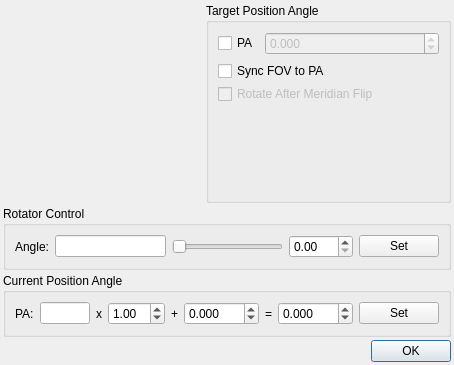
This is kstars/ekos/capture/rotatorsettings.ui in KDE/kstars as Qt 5 draws it before an edit. The edited form follows.
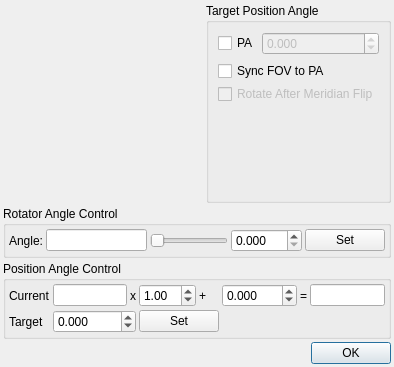
This is the edited form. Custom widgets are drawn as their Qt base class.

Commit message: Various fixes for rotation control

What changed in the file:
```diff
--- a/kstars/ekos/capture/rotatorsettings.ui
+++ b/kstars/ekos/capture/rotatorsettings.ui
@@ -6,14 +6,17 @@
    <rect>
     <x>0</x>
     <y>0</y>
-    <width>443</width>
-    <height>345</height>
+    <width>382</width>
+    <height>357</height>
    </rect>
   </property>
   <property name="windowTitle">
    <string>Rotator Settings</string>
   </property>
-  <layout class="QGridLayout" name="gridLayout_3">
+  <layout class="QVBoxLayout" name="verticalLayout_4">
+   <property name="spacing">
+    <number>3</number>
+   </property>
    <property name="leftMargin">
     <number>3</number>
    </property>
@@ -26,10 +29,12 @@
    <property name="bottomMargin">
     <number>3</number>
    </property>
+   <item>
+    <layout class="QHBoxLayout" name="horizontalLayout_4">
    <property name="spacing">
     <number>3</number>
    </property>
-   <item row="0" column="0">
+     <item>
     <widget class="QRoundProgressBar" name="rotatorGauge" native="true">
      <property name="enabled">
       <bool>false</bool>
@@ -65,14 +70,17 @@
      </layout>
     </widget>
    </item>
-   <item row="0" column="1">
-    <widget class="QGroupBox" name="groupBox_3">
+     <item>
+      <widget class="QGroupBox" name="targetPAGroup">
      <property name="title">
       <string>Target Position Angle</string>
      </property>
      <layout class="QVBoxLayout" name="verticalLayout_2">
       <item>
        <layout class="QHBoxLayout" name="horizontalLayout_2">
+          <property name="spacing">
+           <number>3</number>
+          </property>
         <item>
          <widget class="QCheckBox" name="enforceRotationCheck">
           <property name="toolTip">
@@ -156,12 +164,29 @@
      </layout>
     </widget>
    </item>
-   <item row="1" column="0" colspan="2">
-    <widget class="QGroupBox" name="groupBox">
+    </layout>
+   </item>
+   <item>
+    <widget class="QGroupBox" name="rotatorControlGroup">
      <property name="title">
-      <string>Rotator Control</string>
+      <string>Rotator Angle Control</string>
      </property>
      <layout class="QGridLayout" name="gridLayout_2">
+      <property name="leftMargin">
+       <number>3</number>
+      </property>
+      <property name="topMargin">
+       <number>3</number>
+      </property>
+      <property name="rightMargin">
+       <number>3</number>
+      </property>
+      <property name="bottomMargin">
+       <number>3</number>
+      </property>
+      <property name="spacing">
+       <number>3</number>
+      </property>
       <item row="0" column="2">
        <widget class="QSlider" name="angleSlider">
         <property name="maximum">
@@ -177,6 +202,9 @@
       </item>
       <item row="0" column="3">
        <widget class="QDoubleSpinBox" name="angleSpin">
+        <property name="decimals">
+         <number>3</number>
+        </property>
         <property name="maximum">
          <double>360.000000000000000</double>
         </property>
@@ -209,15 +237,60 @@
      </layout>
     </widget>
    </item>
-   <item row="2" column="0" colspan="2">
-    <widget class="QGroupBox" name="groupBox_2">
+   <item>
+    <widget class="QGroupBox" name="currentPAGroup">
      <property name="toolTip">
-      <string>&lt;html&gt;&lt;head/&gt;&lt;body&gt;&lt;p&gt;Position Angle (PA) is defined as degrees E of N. Zero degrees indicate frame &lt;span style=&quot; font-weight:600;&quot;&gt;UP&lt;/span&gt; points directly toward the celestial pole. 90 degrees indicate frame &lt;span style=&quot; font-weight:600;&quot;&gt;UP&lt;/span&gt; points 90 degrees clockwise with respect to the celestial pole.&lt;/p&gt;&lt;p&gt;&lt;br/&gt;&lt;/p&gt;&lt;p&gt;PA is calculated from raw rotator angle plus modifiers to match the rotation angle as measured by astrometry. Enter the modifiers manually or solve an image in the Align Module to generate them automatically.&lt;/p&gt;&lt;/body&gt;&lt;/html&gt;</string>
+      <string>&lt;html&gt;&lt;head/&gt;&lt;body&gt;&lt;p&gt;Position Angle (PA) is defined as degrees E of N. Zero degrees indicate frame &lt;span style=&quot; font-weight:600;&quot;&gt;UP&lt;/span&gt; points directly toward the celestial pole. 90 degrees indicate frame &lt;span style=&quot; font-weight:600;&quot;&gt;UP&lt;/span&gt; points 90 degrees counter-clockwise with respect to the celestial pole.&lt;/p&gt;&lt;p&gt;PA is calculated from raw rotator angle plus modifiers to match the rotation angle as measured by astrometry. Enter the modifiers manually or solve an image in the Align Module to generate them automatically.&lt;/p&gt;&lt;/body&gt;&lt;/html&gt;</string>
      </property>
      <property name="title">
-      <string>Current Position Angle</string>
+      <string>Position Angle Control</string>
      </property>
      <layout class="QGridLayout" name="gridLayout">
+      <property name="leftMargin">
+       <number>3</number>
+      </property>
+      <property name="topMargin">
+       <number>3</number>
+      </property>
+      <property name="rightMargin">
+       <number>3</number>
+      </property>
+      <property name="bottomMargin">
+       <number>3</number>
+      </property>
+      <property name="spacing">
+       <number>3</number>
+      </property>
+      <item row="0" column="0">
+       <widget class="QLabel" name="label_6">
+        <property name="text">
+         <string>Current</string>
+        </property>
+       </widget>
+      </item>
+      <item row="0" column="1">
+       <widget class="QLineEdit" name="rawAngle">
+        <property name="minimumSize">
+         <size>
+          <width>50</width>
+          <height>0</height>
+         </size>
+        </property>
+        <property name="toolTip">
+         <string>Rotator Angle</string>
+        </property>
+        <property name="readOnly">
+         <bool>true</bool>
+        </property>
+       </widget>
+      </item>
+      <item row="0" column="2">
+       <widget class="QLabel" name="label_3">
+        <property name="text">
+         <string>x</string>
+        </property>
+       </widget>
+      </item>
       <item row="0" column="3">
        <widget class="QDoubleSpinBox" name="PAMulSpin">
         <property name="toolTip">
@@ -234,13 +307,6 @@
         </property>
        </widget>
       </item>
-      <item row="0" column="8">
-       <widget class="QPushButton" name="setPAB">
-        <property name="text">
-         <string>Set</string>
-        </property>
-       </widget>
-      </item>
       <item row="0" column="4">
        <widget class="QLabel" name="label_4">
         <property name="text">
@@ -248,62 +314,6 @@
         </property>
        </widget>
       </item>
-      <item row="0" column="7">
-       <widget class="QDoubleSpinBox" name="PASpin">
-        <property name="toolTip">
-         <string>Position Angle</string>
-        </property>
-        <property name="decimals">
-         <number>3</number>
-        </property>
-        <property name="minimum">
-         <double>-180.000000000000000</double>
-        </property>
-        <property name="maximum">
-         <double>180.000000000000000</double>
-        </property>
-        <property name="singleStep">
-         <double>1.000000000000000</double>
-        </property>
-       </widget>
-      </item>
-      <item row="0" column="0">
-       <widget class="QLabel" name="label_6">
-        <property name="text">
-         <string>PA:</string>
-        </property>
-       </widget>
-      </item>
-      <item row="0" column="2">
-       <widget class="QLabel" name="label_3">
-        <property name="text">
-         <string>x</string>
-        </property>
-       </widget>
-      </item>
-      <item row="0" column="1">
-       <widget class="QLineEdit" name="rawAngle">
-        <property name="minimumSize">
-         <size>
-          <width>50</width>
-          <height>0</height>
-         </size>
-        </property>
-        <property name="toolTip">
-         <string>Rotator Angle</string>
-        </property>
-        <property name="readOnly">
-         <bool>true</bool>
-        </property>
-       </widget>
-      </item>
-      <item row="0" column="6">
-       <widget class="QLabel" name="label_7">
-        <property name="text">
-         <string>=</string>
-        </property>
-       </widget>
-      </item>
       <item row="0" column="5">
        <widget class="QDoubleSpinBox" name="PAOffsetSpin">
         <property name="toolTip">
@@ -323,10 +333,66 @@
         </property>
        </widget>
       </item>
+      <item row="0" column="6">
+       <widget class="QLabel" name="label_7">
+        <property name="text">
+         <string>=</string>
+        </property>
+       </widget>
+      </item>
+      <item row="0" column="7">
+       <widget class="QLineEdit" name="PAOut">
+        <property name="minimumSize">
+         <size>
+          <width>50</width>
+          <height>0</height>
+         </size>
+        </property>
+        <property name="toolTip">
+         <string>Rotator Angle</string>
+        </property>
+        <property name="readOnly">
+         <bool>true</bool>
+        </property>
+       </widget>
+      </item>
+      <item row="1" column="0">
+       <widget class="QLabel" name="label_8">
+        <property name="text">
+         <string>Target</string>
+        </property>
+       </widget>
+      </item>
+      <item row="1" column="1" colspan="2">
+       <widget class="QDoubleSpinBox" name="PASpin">
+        <property name="toolTip">
+         <string>Position Angle</string>
+        </property>
+        <property name="decimals">
+         <number>3</number>
+        </property>
+        <property name="minimum">
+         <double>-180.000000000000000</double>
+        </property>
+        <property name="maximum">
+         <double>180.000000000000000</double>
+        </property>
+        <property name="singleStep">
+         <double>1.000000000000000</double>
+        </property>
+       </widget>
+      </item>
+      <item row="1" column="3" colspan="2">
+       <widget class="QPushButton" name="setPAB">
+        <property name="text">
+         <string>Set</string>
+        </property>
+       </widget>
+      </item>
      </layout>
     </widget>
    </item>
-   <item row="3" column="1">
+   <item>
     <widget class="QDialogButtonBox" name="buttonBox">
      <property name="orientation">
       <enum>Qt::Horizontal</enum>
```
Lines whose indentation alone changed are shown as unchanged. The commit also changes 3 other files.
